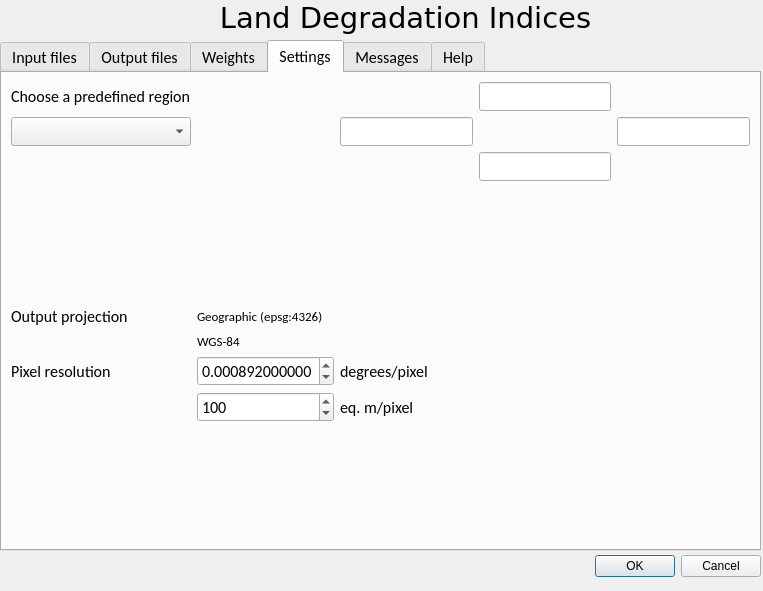
First picture: the form in RCMRD_LandDegr/land_degr_dialog_base.ui, repository BrunoCombal/qgis_plugins, before the edit.
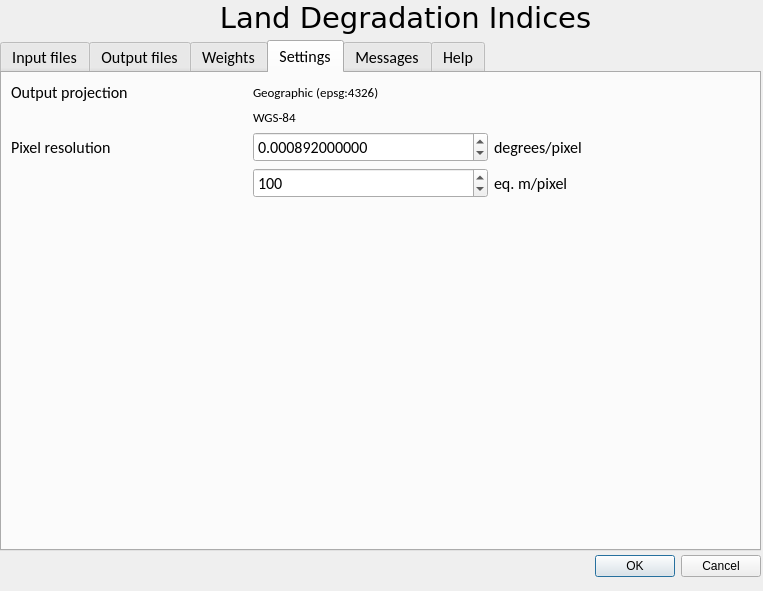
Second picture: the form after the edit. The open tabs and pages were chosen to show the change.

Commit message: ROI removed from GUI

The edit to the form file:
```diff
--- a/RCMRD_LandDegr/land_degr_dialog_base.ui
+++ b/RCMRD_LandDegr/land_degr_dialog_base.ui
@@ -663,32 +663,14 @@
      <string>Settings</string>
     </attribute>
     <layout class="QGridLayout" name="gridLayout">
-     <item row="9" column="0">
+     <item row="5" column="0">
       <widget class="QLabel" name="label_2">
        <property name="text">
         <string>Pixel resolution</string>
        </property>
       </widget>
      </item>
-     <item row="3" column="3">
-      <widget class="QLineEdit" name="RoiSouthEdit"/>
-     </item>
-     <item row="2" column="2">
-      <widget class="QLineEdit" name="RoiWestEdit"/>
-     </item>
-     <item row="0" column="0">
-      <widget class="QLabel" name="label_34">
-       <property name="font">
-        <font>
-         <pointsize>12</pointsize>
-        </font>
-       </property>
-       <property name="text">
-        <string>Choose a predefined region</string>
-       </property>
-      </widget>
-     </item>
-     <item row="11" column="3">
+     <item row="7" column="3">
       <spacer name="verticalSpacer">
        <property name="orientation">
         <enum>Qt::Vertical</enum>
@@ -701,7 +683,7 @@
        </property>
       </spacer>
      </item>
-     <item row="7" column="1">
+     <item row="3" column="1">
       <widget class="QLabel" name="labelProjectionName">
        <property name="font">
         <font>
@@ -713,49 +695,14 @@
        </property>
       </widget>
      </item>
-     <item row="0" column="3">
-      <widget class="QLineEdit" name="RoiNorthEdit"/>
-     </item>
-     <item row="7" column="0">
+     <item row="3" column="0">
       <widget class="QLabel" name="label">
        <property name="text">
         <string>Output projection</string>
        </property>
       </widget>
      </item>
-     <item row="4" column="3">
-      <spacer name="verticalSpacer_2">
-       <property name="orientation">
-        <enum>Qt::Vertical</enum>
-       </property>
-       <property name="sizeHint" stdset="0">
-        <size>
-         <width>20</width>
-         <height>40</height>
-        </size>
-       </property>
-      </spacer>
-     </item>
-     <item row="2" column="0">
-      <widget class="QComboBox" name="comboChooseArea"/>
-     </item>
-     <item row="2" column="5">
-      <widget class="QLineEdit" name="RoiEastEdit"/>
-     </item>
-     <item row="2" column="1">
-      <spacer name="horizontalSpacer_2">
-       <property name="orientation">
-        <enum>Qt::Horizontal</enum>
-       </property>
-       <property name="sizeHint" stdset="0">
-        <size>
-         <width>40</width>
-         <height>20</height>
-        </size>
-       </property>
-      </spacer>
-     </item>
-     <item row="8" column="1">
+     <item row="4" column="1">
       <widget class="QLabel" name="labelProjectionDef">
        <property name="font">
         <font>
@@ -767,21 +714,21 @@
        </property>
       </widget>
      </item>
-     <item row="9" column="2">
+     <item row="5" column="2">
       <widget class="QLabel" name="label_6">
        <property name="text">
         <string>degrees/pixel</string>
        </property>
       </widget>
      </item>
-     <item row="10" column="2">
+     <item row="6" column="2">
       <widget class="QLabel" name="label_7">
        <property name="text">
         <string>eq. m/pixel</string>
        </property>
       </widget>
      </item>
-     <item row="9" column="1">
+     <item row="5" column="1">
       <widget class="QDoubleSpinBox" name="spinTR_deg">
        <property name="prefix">
         <string notr="true"/>
@@ -806,7 +753,7 @@
        </property>
       </widget>
      </item>
-     <item row="10" column="1">
+     <item row="6" column="1">
       <widget class="QDoubleSpinBox" name="spinTR_m">
        <property name="decimals">
         <number>0</number>
```
Left out of the diff: 7 changed lines with no effect on the pictures. The commit also changes 1 other file.
